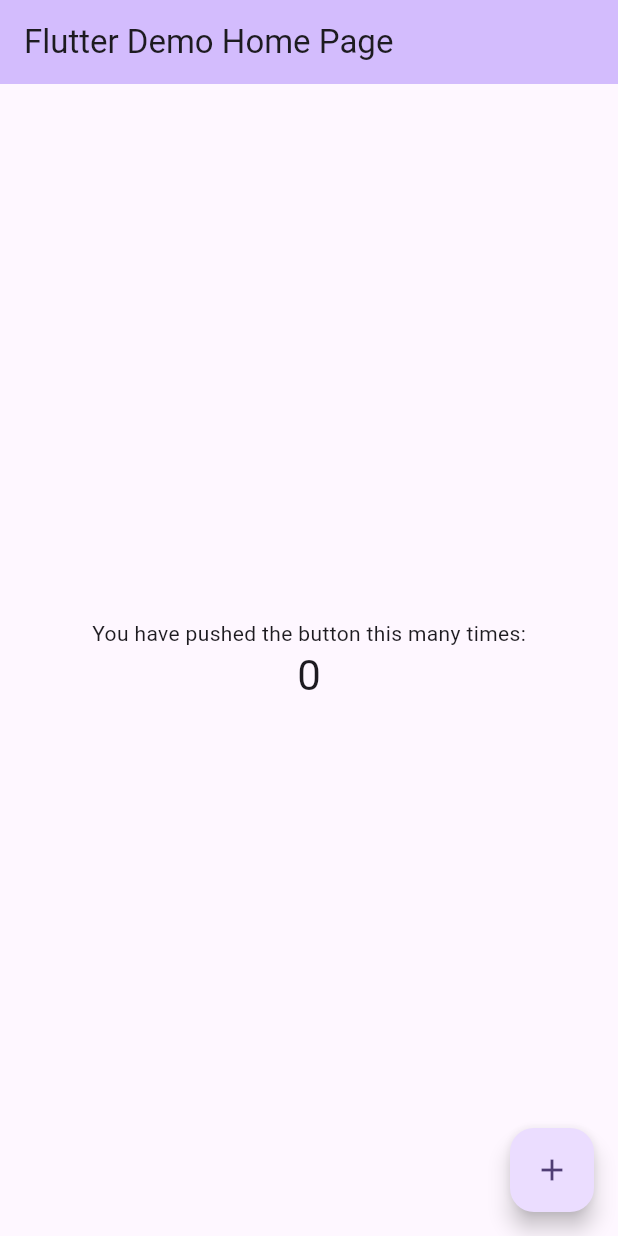
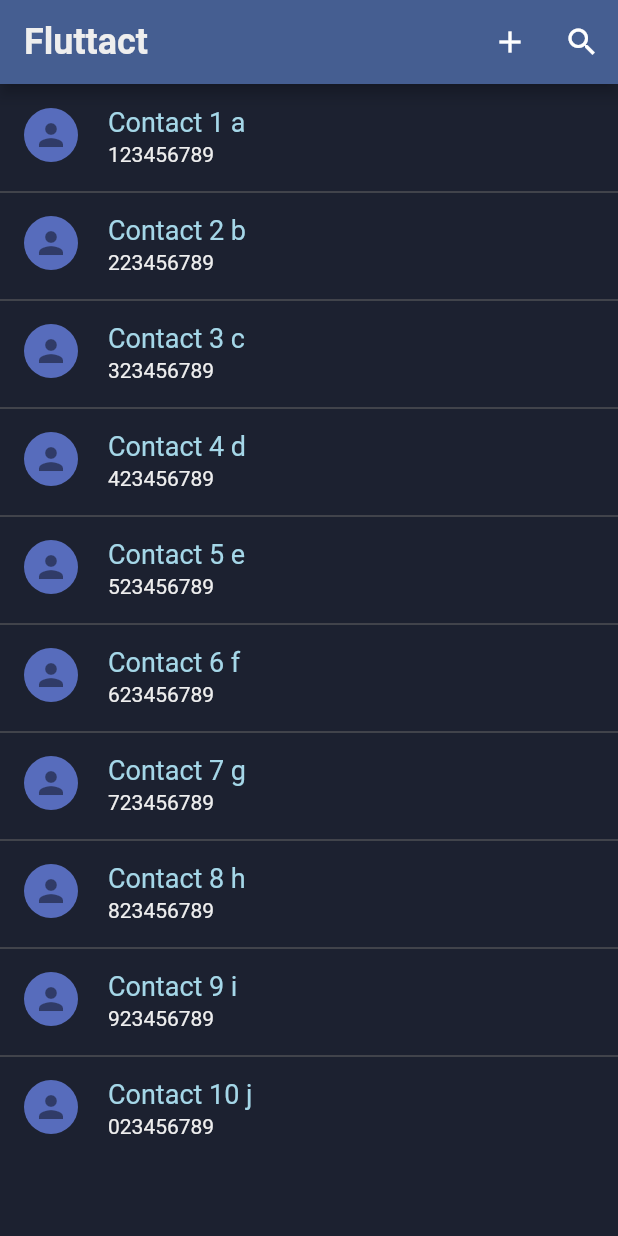
Before and after one commit to flutter-preview/Pruzny-fluttacts, a Flutter app: the screen it shows after launch, on a phone screen of 412 x 824 dp. Run offline on Flutter 3.47's test engine with Material 2 defaults, Android fonts, the phone set to English and light mode, and no system bars.

Commit message:
Add home page

```diff
--- a/lib/main.dart
+++ b/lib/main.dart
@@ -1,3 +1,5 @@
+import 'package:fluttacts/constants.dart';
+import 'package:fluttacts/pages/home.dart';
 import 'package:flutter/material.dart';
 
 void main() {
@@ -7,119 +9,16 @@ void main() {
 class MyApp extends StatelessWidget {
   const MyApp({super.key});
 
-  // This widget is the root of your application.
   @override
   Widget build(BuildContext context) {
     return MaterialApp(
-      title: 'Flutter Demo',
+      title: 'Fluttact',
+      debugShowCheckedModeBanner: false,
       theme: ThemeData(
-        // This is the theme of your application.
-        //
-        // TRY THIS: Try running your application with "flutter run". You'll see
-        // the application has a blue toolbar. Then, without quitting the app,
-        // try changing the seedColor in the colorScheme below to Colors.green
-        // and then invoke "hot reload" (save your changes or press the "hot
-        // reload" button in a Flutter-supported IDE, or press "r" if you used
-        // the command line to start the app).
-        //
-        // Notice that the counter didn't reset back to zero; the application
-        // state is not lost during the reload. To reset the state, use hot
-        // restart instead.
-        //
-        // This works for code too, not just values: Most code changes can be
-        // tested with just a hot reload.
-        colorScheme: ColorScheme.fromSeed(seedColor: Colors.deepPurple),
-        useMaterial3: true,
+        colorScheme: ColorScheme.fromSeed(seedColor: barColor),
+        scaffoldBackgroundColor: backgroundColor
       ),
-      home: const MyHomePage(title: 'Flutter Demo Home Page'),
+      home: const Home(),
     );
   }
 }
-
-class MyHomePage extends StatefulWidget {
-  const MyHomePage({super.key, required this.title});
-
-  // This widget is the home page of your application. It is stateful, meaning
-  // that it has a State object (defined below) that contains fields that affect
-  // how it looks.
-
-  // This class is the configuration for the state. It holds the values (in this
-  // case the title) provided by the parent (in this case the App widget) and
-  // used by the build method of the State. Fields in a Widget subclass are
-  // always marked "final".
-
-  final String title;
-
-  @override
-  State<MyHomePage> createState() => _MyHomePageState();
-}
-
-class _MyHomePageState extends State<MyHomePage> {
-  int _counter = 0;
-
-  void _incrementCounter() {
-    setState(() {
-      // This call to setState tells the Flutter framework that something has
-      // changed in this State, which causes it to rerun the build method below
-      // so that the display can reflect the updated values. If we changed
-      // _counter without calling setState(), then the build method would not be
-      // called again, and so nothing would appear to happen.
-      _counter++;
-    });
-  }
-
-  @override
-  Widget build(BuildContext context) {
-    // This method is rerun every time setState is called, for instance as done
-    // by the _incrementCounter method above.
-    //
-    // The Flutter framework has been optimized to make rerunning build methods
-    // fast, so that you can just rebuild anything that needs updating rather
-    // than having to individually change instances of widgets.
-    return Scaffold(
-      appBar: AppBar(
-        // TRY THIS: Try changing the color here to a specific color (to
-        // Colors.amber, perhaps?) and trigger a hot reload to see the AppBar
-        // change color while the other colors stay the same.
-        backgroundColor: Theme.of(context).colorScheme.inversePrimary,
-        // Here we take the value from the MyHomePage object that was created by
-        // the App.build method, and use it to set our appbar title.
-        title: Text(widget.title),
-      ),
-      body: Center(
-        // Center is a layout widget. It takes a single child and positions it
-        // in the middle of the parent.
-        child: Column(
-          // Column is also a layout widget. It takes a list of children and
-          // arranges them vertically. By default, it sizes itself to fit its
-          // children horizontally, and tries to be as tall as its parent.
-          //
-          // Column has various properties to control how it sizes itself and
-          // how it positions its children. Here we use mainAxisAlignment to
-          // center the children vertically; the main axis here is the vertical
-          // axis because Columns are vertical (the cross axis would be
-          // horizontal).
-          //
-          // TRY THIS: Invoke "debug painting" (choose the "Toggle Debug Paint"
-          // action in the IDE, or press "p" in the console), to see the
-          // wireframe for each widget.
-          mainAxisAlignment: MainAxisAlignment.center,
-          children: <Widget>[
-            const Text(
-              'You have pushed the button this many times:',
-            ),
-            Text(
-              '$_counter',
-              style: Theme.of(context).textTheme.headlineMedium,
-            ),
-          ],
-        ),
-      ),
-      floatingActionButton: FloatingActionButton(
-        onPressed: _incrementCounter,
-        tooltip: 'Increment',
-        child: const Icon(Icons.add),
-      ), // This trailing comma makes auto-formatting nicer for build methods.
-    );
-  }
-}
--- /dev/null
+++ b/lib/pages/home.dart
@@ -0,0 +1,110 @@
+import 'package:flutter/material.dart';
+
+import '../constants.dart';
+
+class Home extends StatefulWidget {
+  const Home({super.key});
+
+  @override
+  State<Home> createState() => _HomeState();
+}
+
+class _HomeState extends State<Home> {
+  @override
+  Widget build(BuildContext context) {
+    return Scaffold(
+      appBar: AppBar(
+        title: const Text(
+          'Fluttact',
+          style: appBarTextStyle,
+        ),
+        actions: [
+          IconButton(
+            icon: const Icon(Icons.add),
+            onPressed: () {
+              // Open add contact page
+            },
+          ),
+          IconButton(
+            icon: const Icon(Icons.search),
+            onPressed: () {
+              // Open search page
+            },
+          )
+        ],
+      ),
+      body: listContacts(),
+    );
+  }
+
+  Widget listContacts() {
+    List contacts = [
+      'Contact 1 a',
+      'Contact 2 b',
+      'Contact 3 c',
+      'Contact 4 d',
+      'Contact 5 e',
+      'Contact 6 f',
+      'Contact 7 g',
+      'Contact 8 h',
+      'Contact 9 i',
+      'Contact 10 j',
+    ];
+
+    List numbers = [
+      '123456789',
+      '223456789',
+      '323456789',
+      '423456789',
+      '523456789',
+      '623456789',
+      '723456789',
+      '823456789',
+      '923456789',
+      '023456789',
+    ];
+
+    if (contacts.isEmpty) {
+      return const Center(
+        child: Text(
+          'No contacts found',
+          style: defaultTextStyle,
+        ),
+      );
+    }
+
+    return ListView.separated(
+      itemCount: contacts.length,
+      itemBuilder: (context, index) {
+        return ListTile(
+          leading: Container(
+            decoration: const BoxDecoration(
+              color: iconBackgroundColor,
+              shape: BoxShape.circle,
+            ),
+            width: 36,
+            height: 36,
+            child: const Icon(Icons.person)
+          ),
+          title: Text(
+            contacts[index],
+            style: nameStyle,
+          ),
+          subtitle: Text(
+            numbers[index],
+            style: phoneStyle,
+          ),
+          onTap: () {
+            // Open contact details
+          },
+        );
+      },
+      separatorBuilder: (context, index) {
+        return const Divider(
+          color: dividerColor,
+          height: 0,
+        );
+      },
+    );
+  }
+}
```
